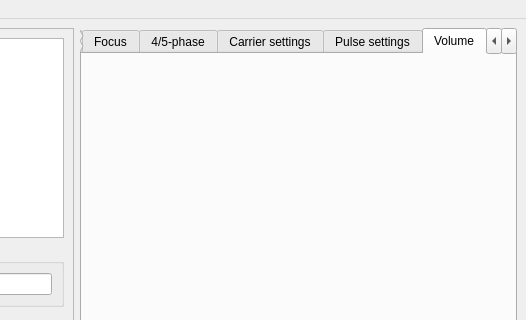
diglet48/restim, file designer/mainwindow.ui: the form before one commit; both pictures show x 241 to 767 and y 0 to 320 of the 767 by 564 pixel window.
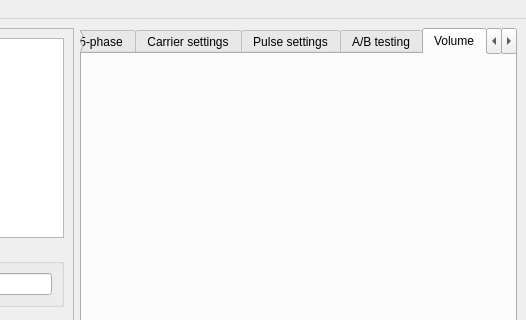
The form after the commit. The open tabs and pages were chosen to show the change. Icons and pictures are not drawn. Custom widgets are drawn as their Qt base class.

What changed in the file:
```diff
--- a/designer/mainwindow.ui
+++ b/designer/mainwindow.ui
@@ -202,6 +202,11 @@
             <string>Pulse settings</string>
            </attribute>
           </widget>
+          <widget class="ABTestWidget" name="tab_a_b_testing">
+           <attribute name="title">
+            <string>A/B testing</string>
+           </attribute>
+          </widget>
           <widget class="VolumeControlWidget" name="tab_volume">
            <attribute name="title">
             <string>Volume</string>
@@ -471,6 +476,12 @@
    <header>qt_ui/media_settings_widget.h</header>
    <container>1</container>
   </customwidget>
+  <customwidget>
+   <class>ABTestWidget</class>
+   <extends>QWidget</extends>
+   <header>qt_ui/ab_test_widget.h</header>
+   <container>1</container>
+  </customwidget>
  </customwidgets>
  <resources>
   <include location="../resources/restim.qrc"/>
```
